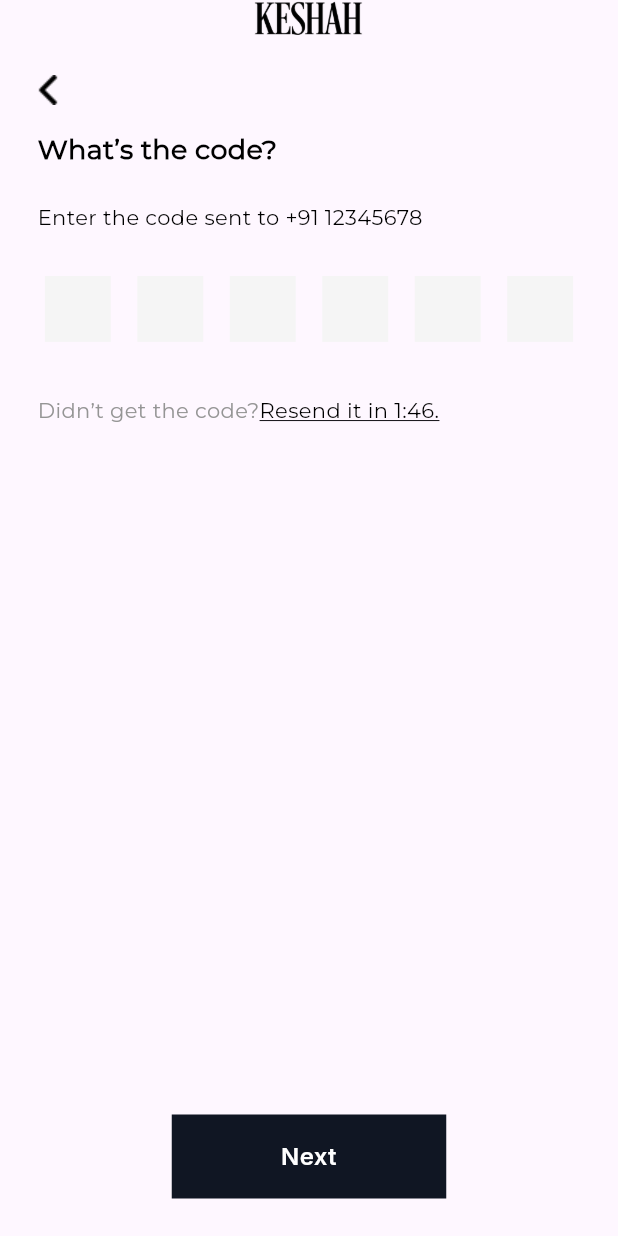
After one commit to TRTJaved/hair-expert, a Flutter app: the OtpScreen screen opened directly, on a phone screen of 412 x 824 dp. The commit adds this screen. Run offline on Flutter 3.47's test engine with Material 2 defaults, Android fonts, the phone set to English and light mode, and no system bars; drawn by our look-alikes of pinput; our stand-ins replace google_fonts.

Commit message:
Created the OTP Screen

```diff
--- /dev/null
+++ b/lib/src/screens/otp_screen.dart
@@ -0,0 +1,225 @@
+import 'package:flutter/material.dart';
+import 'package:google_fonts/google_fonts.dart';
+import 'package:hair_expert_poc/src/utils/constants/app_constants.dart';
+import 'package:hair_expert_poc/src/utils/constants/color_constants.dart';
+import 'package:hair_expert_poc/src/utils/constants/image_constants.dart';
+import 'package:hair_expert_poc/src/utils/google_font_text.dart';
+import 'package:pinput/pinput.dart';
+
+class OtpScreen extends StatefulWidget {
+  const OtpScreen({super.key});
+
+  @override
+  State<OtpScreen> createState() => _OtpScreenState();
+}
+
+class _OtpScreenState extends State<OtpScreen> {
+  final TextEditingController otpController = TextEditingController();
+  var code = "";
+  final pinController = TextEditingController();
+  final focusNode = FocusNode();
+  @override
+  Widget build(BuildContext context) {
+    getScreenSize(context);
+    const focusedBorderColor = Colors.grey;
+
+    final defaultPinTheme = PinTheme(
+      width: 40,
+      height: 40,
+      textStyle: TextStyle(
+        fontSize: 18,
+        color: kBlack,
+      ),
+      decoration: BoxDecoration(
+        color: kLightGrey,
+      ),
+    );
+    return Scaffold(
+      body: SafeArea(
+        child: Column(
+          children: [
+            Row(
+              mainAxisAlignment: MainAxisAlignment.center,
+              children: [
+                Image.asset(
+                  icKeshahLogo,
+                  height: 24,
+                ),
+              ],
+            ),
+            Padding(
+              padding: const EdgeInsets.only(
+                left: 25,
+                top: 26,
+              ),
+              child: Row(
+                children: [
+                  Image.asset(icLeftArrow),
+                ],
+              ),
+            ),
+            const SizedBox(height: 17),
+            Padding(
+              padding: const EdgeInsets.only(
+                left: 25,
+              ),
+              child: Row(
+                children: [
+                  GoogleFontsText(
+                    text: 'What’s the code?',
+                    fontFamily: 'Montserrat',
+                    color: Colors.black,
+                    fontSize: 18,
+                    fontWeight: FontWeight.w600,
+                  ),
+                ],
+              ),
+            ),
+            const SizedBox(height: 22),
+            Padding(
+              padding: const EdgeInsets.only(
+                left: 25,
+              ),
+              child: Row(
+                children: [
+                  GoogleFontsText(
+                    text: 'Enter the code sent to +91 12345678',
+                    fontFamily: 'Montserrat',
+                    color: Colors.black,
+                    fontSize: 14,
+                    fontWeight: FontWeight.w400,
+                  ),
+                ],
+              ),
+            ),
+            const SizedBox(height: 29),
+            Directionality(
+              textDirection: TextDirection.ltr,
+              child: Pinput(
+                length: 6,
+                androidSmsAutofillMethod:
+                    AndroidSmsAutofillMethod.smsUserConsentApi,
+                controller: pinController,
+                focusNode: focusNode,
+                listenForMultipleSmsOnAndroid: true,
+                defaultPinTheme: PinTheme(
+                  margin: EdgeInsets.only(
+                    left: screenSize!.width * (1 / 85),
+                    right: screenSize!.width * (1 / 85),
+                  ),
+                  height: screenSize!.width * (1 / 9.375),
+                  width: screenSize!.width * (1 / 9.375),
+                  decoration: const BoxDecoration(
+                    color: kLightGrey,
+                  ),
+                ),
+                // defaultPinTheme: defaultPinTheme,
+                validator: (value) {
+                  if (value == null || value.isEmpty) {
+                    return 'Please enter your number properly';
+                  } else if (value.length < 6) {
+                    return 'Please enter a valid OTP';
+                  }
+                  return null;
+                },
+                onClipboardFound: (value) {
+                  debugPrint('onClipboardFound: $value');
+                  pinController.setText(value);
+                },
+                hapticFeedbackType: HapticFeedbackType.lightImpact,
+                onCompleted: (pin) {
+                  debugPrint('onCompleted: $pin');
+                },
+                onChanged: (value) {
+                  code = value;
+                  debugPrint('onChanged: $value');
+                },
+                // cursor: Column(
+                //   mainAxisAlignment: MainAxisAlignment.end,
+                //   children: [
+                //     Container(
+                //       margin: const EdgeInsets.only(bottom: 9),
+                //       width: 22,
+                //       height: 1,
+                //       color: focusedBorderColor,
+                //     ),
+                //   ],
+                // ),
+                onSubmitted: (_) => FocusScope.of(context).nearestScope,
+                // focusedPinTheme: defaultPinTheme.copyWith(
+                //   decoration: defaultPinTheme.decoration!.copyWith(
+                //     borderRadius: BorderRadius.circular(19),
+                //     border: Border.all(color: focusedBorderColor),
+                //   ),
+                // ),
+                // submittedPinTheme: defaultPinTheme.copyWith(
+                //   decoration: defaultPinTheme.decoration!.copyWith(
+                //     color: fillColor,
+                //     borderRadius: BorderRadius.circular(19),
+                //     border: Border.all(color: focusedBorderColor),
+                //   ),
+                // ),
+                // errorPinTheme: defaultPinTheme.copyBorderWith(
+                //   border: Border.all(color: Colors.redAccent),
+                // ),
+              ),
+            ),
+            const SizedBox(
+              height: 36,
+            ),
+            Padding(
+              padding: const EdgeInsets.only(
+                left: 25,
+              ),
+              child: Row(
+                children: [
+                  GoogleFontsText(
+                    text: 'Didn’t get the code?',
+                    fontFamily: 'Montserrat',
+                    color: kResendOtp,
+                    fontSize: 14,
+                    fontWeight: FontWeight.w400,
+                  ),
+                  Text(
+                    "Resend it in 1:46.",
+                    style: GoogleFonts.montserrat(
+                      color: kResendOtpSecondText,
+                      fontSize: 14,
+                      fontWeight: FontWeight.w400,
+                      decoration: TextDecoration.underline,
+                    ),
+                  ),
+                ],
+              ),
+            ),
+            const Spacer(),
+            Padding(
+              padding: const EdgeInsets.only(
+                bottom: 25,
+              ),
+              child: GestureDetector(
+                onTap: () {},
+                child: Container(
+                  width: 183,
+                  height: 56,
+                  decoration: const BoxDecoration(
+                    color: kBlack,
+                  ),
+                  child: Center(
+                    child: GoogleFontsText(
+                      text: "Next",
+                      fontFamily: 'Inter',
+                      color: kWhite,
+                      fontSize: 16,
+                      fontWeight: FontWeight.w600,
+                    ),
+                  ),
+                ),
+              ),
+            ),
+          ],
+        ),
+      ),
+    );
+  }
+}
--- a/lib/src/utils/constants/color_constants.dart
+++ b/lib/src/utils/constants/color_constants.dart
@@ -7,3 +7,5 @@ const Color kKESHAHHairExpert = Color(0xFFFADADAD);
 const Color kSelectDay = Color(0xFFA1A8B0);
 const Color kDisabledText = Color(0xFFC4C4C4);
 const Color kConfirmed = Color(0xFF7BEB78);
+const Color kResendOtp = Color(0xFF959595);
+const Color kResendOtpSecondText = Color(0xFF000000);
--- a/lib/src/utils/constants/image_constants.dart
+++ b/lib/src/utils/constants/image_constants.dart
@@ -4,3 +4,4 @@ const String icKeshahLogo = "assets/images/keshah_logo.png";
 const String icVault = "assets/images/Vault.png";
 const String icCalendar = "assets/images/calendar.png";
 const String icTime = "assets/images/time.png";
+const String icLeftArrow = "assets/images/left_arrow.png";
--- a/pubspec.yaml
+++ b/pubspec.yaml
@@ -38,6 +38,7 @@ dependencies:
   flutter_calendar_carousel: ^2.4.2
   intl: ^0.18.1
   google_fonts: ^5.0.0
+  pinput: ^2.2.31
 
 dev_dependencies:
   flutter_test:
```
Also changed, not shown: assets/images/left_arrow.png (added), pubspec.lock, 6 other files.
